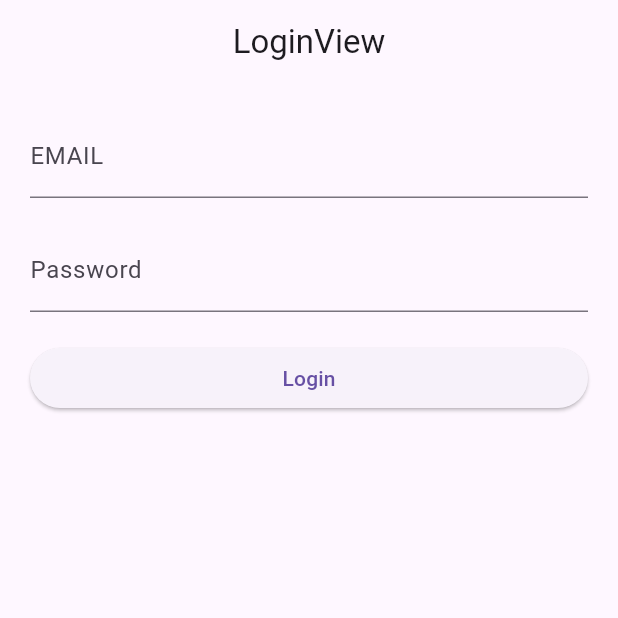
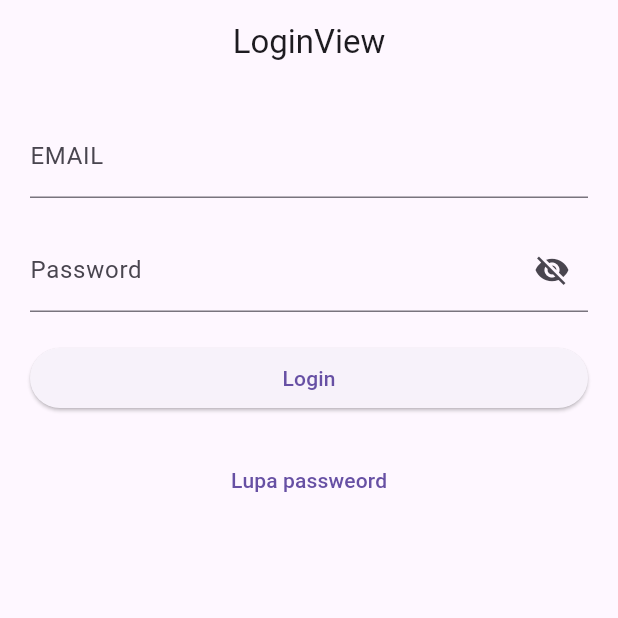
Before and after one commit to faizikhsan123/presence-App-integrate-geolocator-Getx, a Flutter app: the screen it shows after launch, on a phone screen of 412 x 824 dp, the top half of it. Run offline on Flutter 3.47's test engine with Material 3 defaults, Android fonts, the phone set to English and light mode, and no system bars; our stand-ins replace cloud_firestore, firebase_auth, firebase_core, get; accounts and stored records are empty.

Commit message:
add reset password with email

```diff
--- a/lib/app/modules/add_pegawai/controllers/add_pegawai_controller.dart
+++ b/lib/app/modules/add_pegawai/controllers/add_pegawai_controller.dart
@@ -48,7 +48,7 @@ class AddPegawaiController extends GetxController {
 
           Get.defaultDialog(
             title: 'Success',
-            middleText: 'Pegawai Berhasil Ditambahkan dan jangan Lupa Verifikasi EmailNya',
+            middleText: 'Pegawai Berhasil Ditambahkan dan kami sudah mengirimkan verifikasi ke email $email',
             onConfirm: () {
               Get.back();
               Get.back();
--- a/lib/app/modules/login/views/login_view.dart
+++ b/lib/app/modules/login/views/login_view.dart
@@ -1,6 +1,7 @@
 import 'package:flutter/material.dart';
 
 import 'package:get/get.dart';
+import 'package:presense_app/app/routes/app_pages.dart';
 
 import '../controllers/login_controller.dart';
 
@@ -9,10 +10,7 @@ class LoginView extends GetView<LoginController> {
   @override
   Widget build(BuildContext context) {
     return Scaffold(
-      appBar: AppBar(
-        title: const Text('LoginView'),
-        centerTitle: true,
-      ),
+      appBar: AppBar(title: const Text('LoginView'), centerTitle: true),
       body: ListView(
         padding: EdgeInsets.all(20),
         children: [
@@ -21,20 +19,37 @@ class LoginView extends GetView<LoginController> {
             decoration: InputDecoration(labelText: "EMAIL"),
           ),
           SizedBox(height: 20),
-          TextField(
-            controller: controller.passC,
-            decoration: InputDecoration(labelText: "Password"),
+          Obx(
+            () => TextField(
+              obscureText: controller.isHide.value,
+              controller: controller.passC,
+              decoration: InputDecoration(
+                labelText: "Password",
+                suffixIcon: IconButton(
+                  onPressed: () {
+                    controller.hidepass();
+                  },
+                  icon: controller.isHide.value == false ? Icon(Icons.visibility) : Icon(Icons.visibility_off),
+                ),
+              ),
+            ),
           ),
           SizedBox(height: 20),
           ElevatedButton(
             child: Text("Login"),
-            onPressed: () => controller.login( //jalnkan fungsi
-              controller.emailC.text,
-              controller.passC.text,
-            ),
+            onPressed: () =>
+                controller.login(controller.emailC.text, controller.passC.text),
+          ),
+          SizedBox(height: 20),
+          TextButton(
+            onPressed: () {
+              //tambahkan ini
+              Get.toNamed(Routes.RESET);
+            },
+            child: Text("Lupa passweord"),
           ),
         ],
-      )
+      ),
     );
   }
 }
--- a/lib/app/routes/app_routes.dart
+++ b/lib/app/routes/app_routes.dart
@@ -6,6 +6,7 @@ abstract class Routes {
   static const HOME = _Paths.HOME;
   static const ADD_PEGAWAI = _Paths.ADD_PEGAWAI;
   static const LOGIN = _Paths.LOGIN;
+  static const RESET = _Paths.RESET;
 }
 
 abstract class _Paths {
@@ -13,4 +14,5 @@ abstract class _Paths {
   static const HOME = '/home';
   static const ADD_PEGAWAI = '/add-pegawai';
   static const LOGIN = '/login';
+  static const RESET = '/reset';
 }
```
Also changed, not shown: lib/app/modules/login/controllers/login_controller.dart (+7 -1 lines), lib/app/modules/reset/bindings/reset_binding.dart (added, +12 -0 lines), lib/app/modules/reset/controllers/reset_controller.dart (added, +54 -0 lines), lib/app/modules/reset/views/reset_view.dart (added, +35 -0 lines), lib/app/routes/app_pages.dart (+8 -1 lines).
